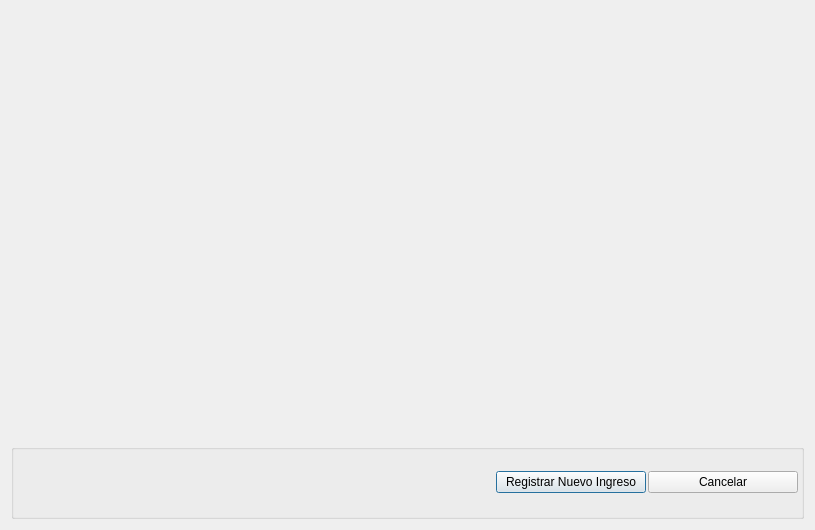
This is src/ui/DialogRegistrarIngresoVehiculo.ui in guilleurrutia10/division-transporte as Qt 5 draws it before an edit. The edited form follows.
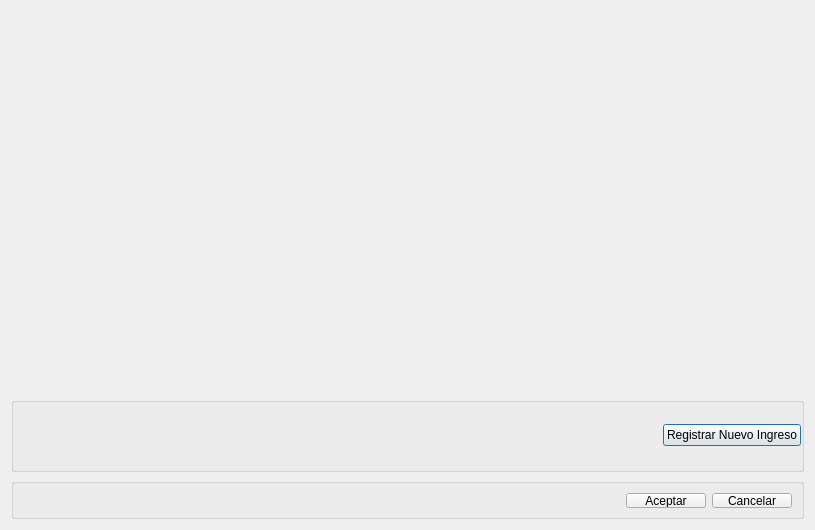
This is the edited form.

Commit message: modificaciones ui con group box parte 2

The edit to the form file:
```diff
--- a/src/ui/DialogRegistrarIngresoVehiculo.ui
+++ b/src/ui/DialogRegistrarIngresoVehiculo.ui
@@ -15,9 +15,7 @@
   </property>
   <layout class="QVBoxLayout" name="verticalLayout">
    <item>
-    <widget class="QWidget" name="widget" native="true">
-     <zorder>groupBox</zorder>
-    </widget>
+    <widget class="QWidget" name="widget" native="true"/>
    </item>
    <item>
     <widget class="QGroupBox" name="groupBox">
@@ -61,6 +59,19 @@
       <property name="bottomMargin">
        <number>12</number>
       </property>
+      <item>
+       <spacer name="horizontalSpacer">
+        <property name="orientation">
+         <enum>Qt::Horizontal</enum>
+        </property>
+        <property name="sizeHint" stdset="0">
+         <size>
+          <width>40</width>
+          <height>20</height>
+         </size>
+        </property>
+       </spacer>
+      </item>
       <item>
        <widget class="QPushButton" name="pushButtonRegistrarNuevoIngreso">
         <property name="minimumSize">
@@ -80,25 +91,66 @@
         </property>
        </widget>
       </item>
-      <item>
+     </layout>
+    </widget>
+   </item>
+   <item>
+    <widget class="QGroupBox" name="groupBoxButtonBox">
+     <property name="minimumSize">
+      <size>
+       <width>271</width>
+       <height>41</height>
+      </size>
+     </property>
+     <property name="maximumSize">
+      <size>
+       <width>16777215</width>
+       <height>41</height>
+      </size>
+     </property>
+     <property name="title">
+      <string/>
+     </property>
+     <layout class="QGridLayout" name="gridLayout_5">
+      <property name="leftMargin">
+       <number>9</number>
+      </property>
+      <property name="topMargin">
+       <number>9</number>
+      </property>
+      <property name="rightMargin">
+       <number>9</number>
+      </property>
+      <property name="bottomMargin">
+       <number>8</number>
+      </property>
+      <item row="0" column="1">
+       <widget class="QPushButton" name="pushButtonAceptar">
+        <property name="text">
+         <string>Aceptar</string>
+        </property>
+       </widget>
+      </item>
+      <item row="0" column="2">
        <widget class="QPushButton" name="pushButtonCancelar">
-        <property name="minimumSize">
-         <size>
-          <width>150</width>
-          <height>0</height>
-         </size>
-        </property>
-        <property name="maximumSize">
-         <size>
-          <width>100</width>
-          <height>16777215</height>
-         </size>
-        </property>
         <property name="text">
          <string>Cancelar</string>
         </property>
        </widget>
       </item>
+      <item row="0" column="0">
+       <spacer name="horizontalSpacer_5">
+        <property name="orientation">
+         <enum>Qt::Horizontal</enum>
+        </property>
+        <property name="sizeHint" stdset="0">
+         <size>
+          <width>40</width>
+          <height>20</height>
+         </size>
+        </property>
+       </spacer>
+      </item>
      </layout>
     </widget>
    </item>
```
The commit also changes 28 other files.
